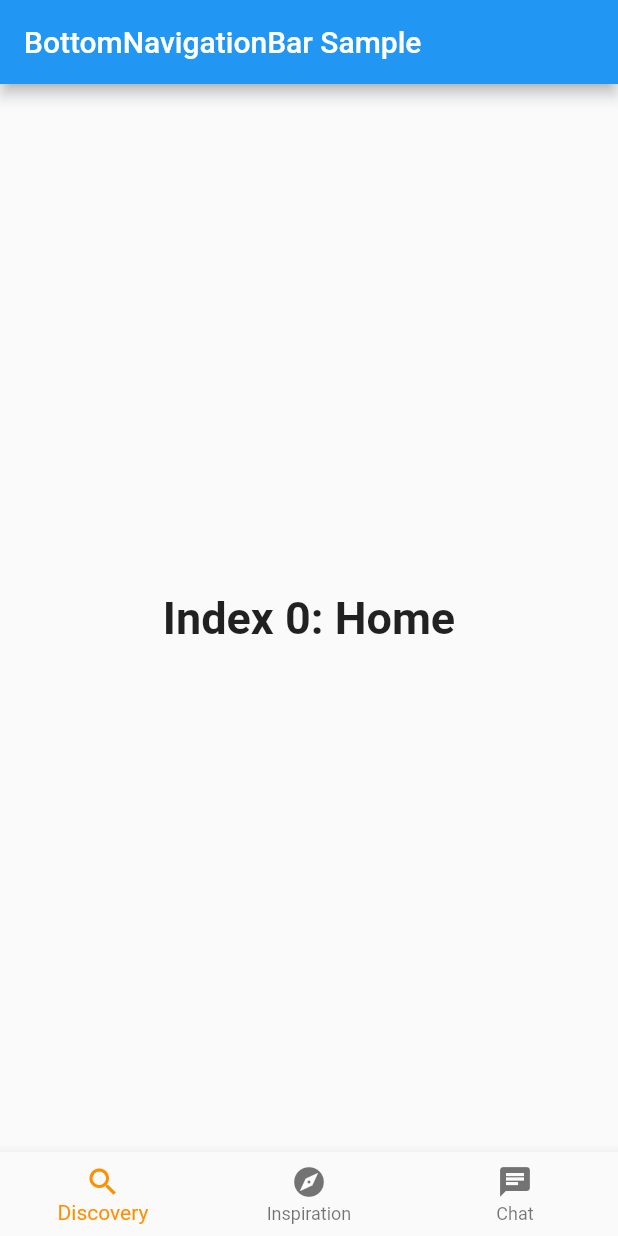
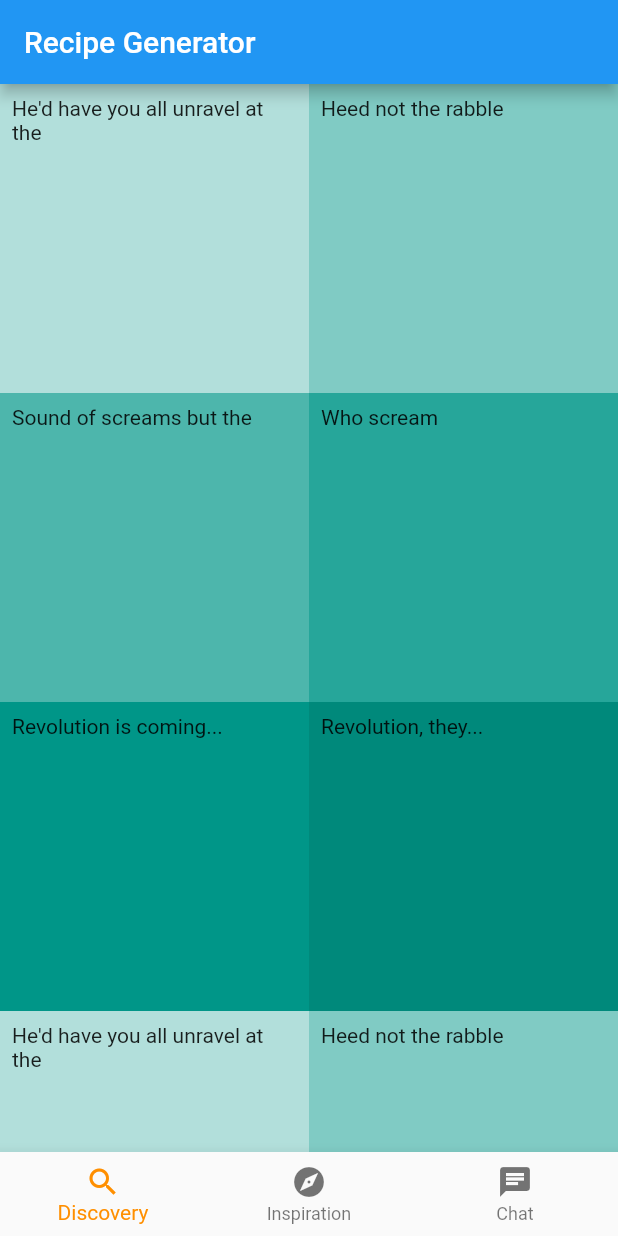
Before and after one commit to OliverKlukas/GPT-3-Recipe-Generator, a Flutter app: the screen it shows after launch, on a phone screen of 412 x 824 dp. Run offline on Flutter 3.47's test engine with Material 2 defaults, Android fonts, the phone set to English and light mode, and no system bars; our stand-ins replace bubble.

Commit message:
Chat and Discovery WIP

```diff
--- a/recipe_generator/lib/chat.dart
+++ b/recipe_generator/lib/chat.dart
@@ -7,26 +7,6 @@ import 'package:http/http.dart' as http;
 
 // Run your app with 'flutter run --dart-define=OPENAI_KEY=YOUR_API_KEY_HERE
 const OPENAI_KEY = String.fromEnvironment("OPENAI_KEY");
-
-class ChatPage extends StatelessWidget {
-  @override
-  Widget build(BuildContext context) {
-    /// Global widget for our app
-    return Container(
-      title: 'Recipe Generator',
-      debugShowCheckedModeBanner: false,
-
-      /// Our custom theme colors
-      theme: ThemeData(
-        primaryColor: Colors.blue,
-        scaffoldBackgroundColor: Colors.white70,
-      ),
-
-      /// The main page
-      home: MyHomePage(title: 'Recipe Generator'),
-    );
-  }
-}
 
 /// Dataclass to store a single message,
 /// either from you or the AI
@@ -38,19 +18,12 @@ class Message {
 }
 
 /// Main page of our app, containing a scrollable chat history and a text field
-class MyHomePage extends StatefulWidget {
-  final String title;
-  MyHomePage({Key key, this.title}) : super(key: key);
-
+class ChatPage extends StatefulWidget {
   @override
-  _MyHomePageState createState() => _MyHomePageState();
-
-  static _MyHomePageState of(BuildContext context) {
-    return context.findAncestorStateOfType();
-  }
+  _ChatPageState createState() => _ChatPageState();
 }
 
-class _MyHomePageState extends State<MyHomePage> {
+class _ChatPageState extends State<ChatPage> {
   var textEditingController = TextEditingController();
 
   /// The initial promt given to OpenAI
@@ -116,7 +89,7 @@ class _MyHomePageState extends State<MyHomePage> {
     return Scaffold(
       /// The top app bar with title
       appBar: AppBar(
-        title: Text(widget.title),
+        title: Text("Cooking Companion"),
       ),
       body: Column(
         children: [
--- /dev/null
+++ b/recipe_generator/lib/discovery.dart
@@ -0,0 +1,79 @@
+import 'package:flutter/material.dart';
+
+class DiscoveryPage extends StatelessWidget {
+  @override
+  Widget build(BuildContext context) {
+    final title = 'Grid List';
+
+    return Scaffold(
+      body: GridView.count(
+        // Create a grid with 2 columns. If you change the scrollDirection to
+        // horizontal, this produces 2 rows.
+        crossAxisCount: 2,
+        // Generate 100 widgets that display their index in the List.
+        children: <Widget>[
+          Container(
+            padding: const EdgeInsets.all(8),
+            child: const Text("He'd have you all unravel at the"),
+            color: Colors.teal[100],
+          ),
+          Container(
+            padding: const EdgeInsets.all(8),
+            child: const Text('Heed not the rabble'),
+            color: Colors.teal[200],
+          ),
+          Container(
+            padding: const EdgeInsets.all(8),
+            child: const Text('Sound of screams but the'),
+            color: Colors.teal[300],
+          ),
+          Container(
+            padding: const EdgeInsets.all(8),
+            child: const Text('Who scream'),
+            color: Colors.teal[400],
+          ),
+          Container(
+            padding: const EdgeInsets.all(8),
+            child: const Text('Revolution is coming...'),
+            color: Colors.teal[500],
+          ),
+          Container(
+            padding: const EdgeInsets.all(8),
+            child: const Text('Revolution, they...'),
+            color: Colors.teal[600],
+          ),
+          Container(
+            padding: const EdgeInsets.all(8),
+            child: const Text("He'd have you all unravel at the"),
+            color: Colors.teal[100],
+          ),
+          Container(
+            padding: const EdgeInsets.all(8),
+            child: const Text('Heed not the rabble'),
+            color: Colors.teal[200],
+          ),
+          Container(
+            padding: const EdgeInsets.all(8),
+            child: const Text('Sound of screams but the'),
+            color: Colors.teal[300],
+          ),
+          Container(
+            padding: const EdgeInsets.all(8),
+            child: const Text('Who scream'),
+            color: Colors.teal[400],
+          ),
+          Container(
+            padding: const EdgeInsets.all(8),
+            child: const Text('Revolution is coming...'),
+            color: Colors.teal[500],
+          ),
+          Container(
+            padding: const EdgeInsets.all(8),
+            child: const Text('Revolution, they...'),
+            color: Colors.teal[600],
+          ),
+        ],
+      ),
+    );
+  }
+}
--- a/recipe_generator/lib/main.dart
+++ b/recipe_generator/lib/main.dart
@@ -10,6 +10,7 @@
 import 'package:flutter/material.dart';
 
 import 'chat.dart';
+import 'discovery.dart';
 
 void main() => runApp(const MyApp());
 
@@ -41,11 +42,8 @@ class _MyStatefulWidgetState extends State<MyStatefulWidget> {
   int _selectedIndex = 0;
   static const TextStyle optionStyle =
   TextStyle(fontSize: 30, fontWeight: FontWeight.bold);
-  static const List<Widget> _widgetOptions = <Widget>[
-    Text(
-      'Index 0: Home',
-      style: optionStyle,
-    ),
+  static List<Widget> _widgetOptions = <Widget>[
+    DiscoveryPage(),
     Text(
       'Index 1: Business',
       style: optionStyle,
@@ -63,7 +61,7 @@ class _MyStatefulWidgetState extends State<MyStatefulWidget> {
   Widget build(BuildContext context) {
     return Scaffold(
       appBar: AppBar(
-        title: const Text('BottomNavigationBar Sample'),
+        title: const Text('Recipe Generator'),
       ),
       body: Center(
         child: _widgetOptions.elementAt(_selectedIndex),
```
